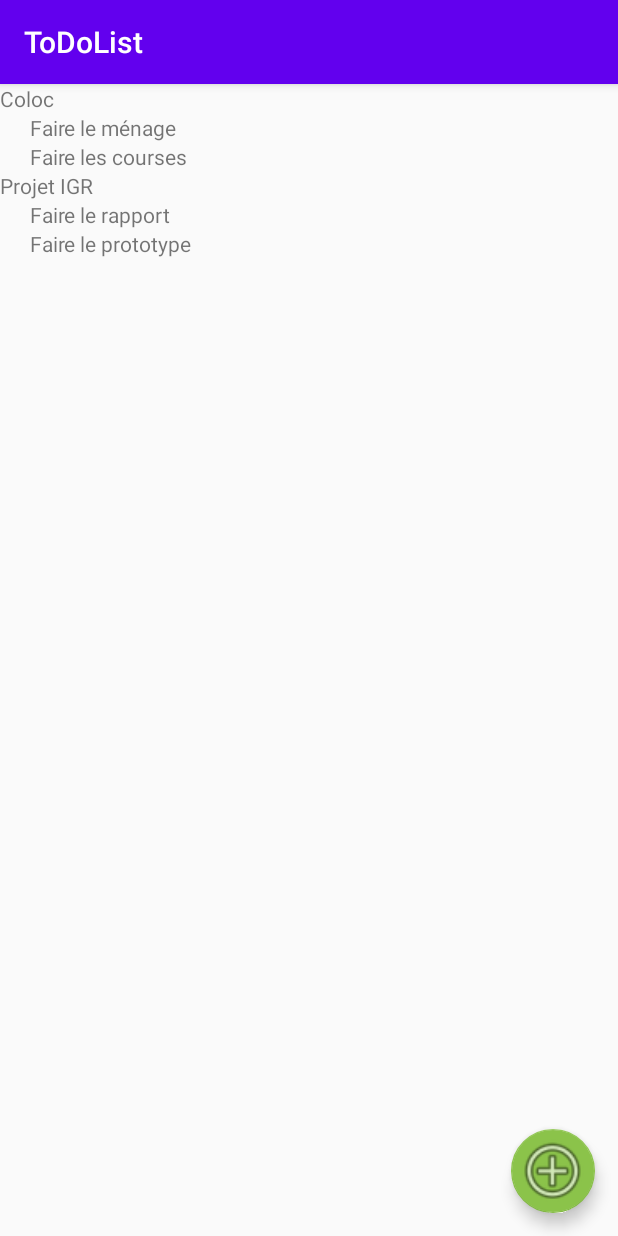
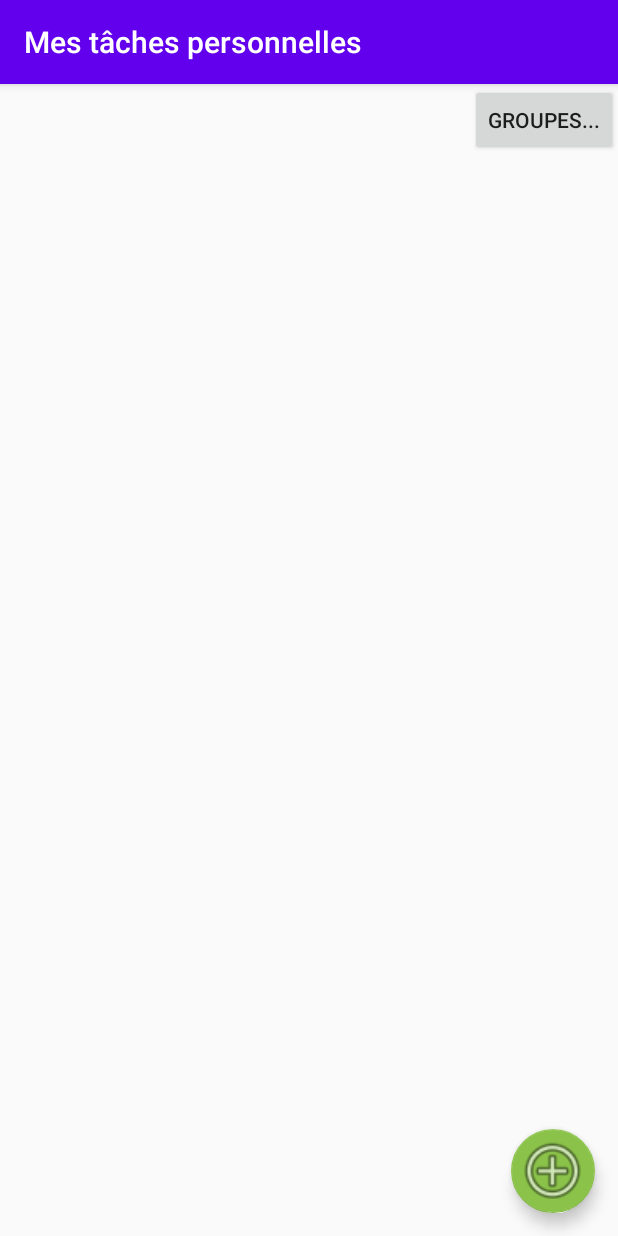
Before and after one commit to ebnnl/ToDoApp-IGR203, an Android app: the screen it shows after launch (MainActivity), on a phone screen of 412 x 824 dp. Run offline under Robolectric (Android 15) with nearby library versions, the light colour scheme and no system bars.

Commit message:
Ajout de la fenêtre pop up pour choisir le groupe à afficher

```diff
--- a/app/src/main/java/com/example/todolist/MainActivity.java
+++ b/app/src/main/java/com/example/todolist/MainActivity.java
@@ -3,11 +3,16 @@ package com.example.todolist;
 import androidx.annotation.RequiresApi;
 import androidx.appcompat.app.AppCompatActivity;
 
+import android.annotation.SuppressLint;
+import android.app.Dialog;
 import android.content.Intent;
 import android.net.LinkAddress;
 import android.os.Build;
 import android.os.Bundle;
+import android.view.Gravity;
 import android.view.View;
+import android.view.Window;
+import android.widget.Button;
 import android.widget.LinearLayout;
 import android.widget.TextView;
 
@@ -20,8 +25,13 @@ public class MainActivity extends AppCompatActivity {
     // Activité principale (tâches individuelles)
 
     private DAOBase dataBase; // Base de données sur laquelle agir
+    private GroupsList groupsList; // Ensemble des groupes
 
     private FloatingActionButton addButton; // Bouton pour ouvrir l'activité de création de tâche
+    private Button chooseGroupButton; // Bouton pour ouvrir le dialogue pour choisir le groupe
+    private Dialog chooseGroupDialog;
+    private LinearLayout tasksLayout; // Layout où sont affichées les tâches
+    private Group groupToSee; // Groupe dont on doit afficher les tâches
 
     @RequiresApi(api = Build.VERSION_CODES.N)
     @Override
@@ -32,7 +42,9 @@ public class MainActivity extends AppCompatActivity {
         // Ouvrir la base de données
         dataBase = new DAOBase(this);
         dataBase.open();
+        this.groupsList = dataBase.getGroupsList();
 
+        // ******************************************************************************
         // Ajout de quelques données à ajouter pour le test. Partie à commenter une fois que
         // le code a été executé une fois (quand c'est fait une fois c'est stocké dans la bdd
         // du device pour de bon)
@@ -61,35 +73,24 @@ public class MainActivity extends AppCompatActivity {
         dataBase.addTask(task2);
         dataBase.addTask(task3);
         dataBase.addTask(task4);
+        // ******************************************************************************
+
+        tasksLayout = findViewById(R.id.activity_main_tasks_layout); // Récupérer le layout où afficher le texte
+        addButton = findViewById(R.id.activity_main_add_button);
+        chooseGroupButton = findViewById(R.id.activity_main_select_group_button);
+        chooseGroupDialog = new Dialog(this);
 
 
-        // Test: afficher la liste des groupes et leurs tâches dans la mainActivity
-        // Donne une idée de comment utiliser la bdd
-
-        LinearLayout linearLayoutTest = findViewById(R.id.activity_main_layout_test); // Récupérer le layout où afficher le texte
-        GroupsList groupsList = dataBase.getGroupsList();
-        List<Group> groups = groupsList.getList();
-        for (int i=0; i<groups.size(); i++){
-            Group group = groups.get(i);
-
-            // Créer le text view avec le nom du groupe et l'ajouter au layout
-            TextView groupNameTextView = new TextView(this);
-            groupNameTextView.setText(group.getName());
-            linearLayoutTest.addView(groupNameTextView);
-
-            List<Task> tasks = group.getTasks();
-            for (int j=0; j<tasks.size(); j++){
-                Task task = tasks.get(j);
-                // Créer le text view avec le nom de la tâche et l'ajouter au layout
-                TextView taskNameTextView = new TextView(this);
-                taskNameTextView.setText("      "+task.getName());
-                linearLayoutTest.addView(taskNameTextView);
-            }
-        }
+        // Initialement, le groupe à afficher est le groupe perso
+        Group groupPerso = new Group("Mes tâches personnelles");
+        groupPerso.addPerson(personMe);
+        dataBase.addGroup(groupPerso);
+        this.groupToSee = groupsList.getGroup("Mes tâches personnelles");
 
 
+        loadContent();
+
         // Configuration addButton
-        addButton = findViewById(R.id.activity_main_add_button);
         addButton.setOnClickListener(new View.OnClickListener(){
             @Override
             public void onClick(View v){
@@ -98,5 +99,60 @@ public class MainActivity extends AppCompatActivity {
                 MainActivity.this.finish();
             }
         });
+
+        // Configuration du bouton pour choisir le groupe
+        chooseGroupButton.setOnClickListener(new View.OnClickListener(){
+            @Override
+            public void onClick(View v){
+                // Afficher les choix dans le dialogue
+                chooseGroupDialog.setContentView(R.layout.pop_up_choose_group);
+                // Afficher un bouton pour chaque groupe
+                List<Group> groups = groupsList.getList();
+                LinearLayout buttonsLayout = chooseGroupDialog.findViewById(R.id.pop_up_choose_group_linear_layout);
+                for (int i=0; i<groups.size(); i++){
+                    final Group group = groups.get(i); // Groupe correspondant au bouton
+                    Button button = new Button(MainActivity.this); // Créer le bouton
+                    button.setText(group.getName());
+                    buttonsLayout.addView(button); // Ajouter le bouton au layout
+                    button.setOnClickListener(new View.OnClickListener(){
+                        @Override
+                        public void onClick(View v){
+                           // Au clic sur le bouton, recharger la mainActivity avec les tâches de ce groupe
+                            groupToSee = group;
+                            loadContent();
+                            chooseGroupDialog.dismiss();
+                        }
+                    });
+                }
+                // Afficher le dialogue en haut à gauche
+                Window window = chooseGroupDialog.getWindow();
+                window.setGravity(Gravity.TOP|Gravity.RIGHT);
+                chooseGroupDialog.show();
+            }
+        });
+    }
+
+    // Fonction pour charger le contenu de l'activity
+    public void loadContent(){
+
+        // Titre de la page
+        this.setTitle(groupToSee.getName());
+
+        // Contenu de tasksLayout
+        // (Vider avant de remplir)
+        tasksLayout.removeAllViews();
+
+        // Test: afficher la liste tâches du groupe concerné
+        // (Donne une idée de comment utiliser la bdd)
+        List<Task> tasks = groupToSee.getTasks();
+        for (int j=0; j<tasks.size(); j++){
+            Task task = tasks.get(j);
+            // Créer le text view avec le nom de la tâche et l'ajouter au layout
+            TextView taskNameTextView = new TextView(this);
+            taskNameTextView.setText("      "+task.getName());
+            tasksLayout.addView(taskNameTextView);
+        }
+
+        // Contenu de personsLayout
     }
 }
--- a/app/src/main/res/layout/activity_main.xml
+++ b/app/src/main/res/layout/activity_main.xml
@@ -12,10 +12,19 @@
         android:layout_width="match_parent"
         android:layout_height="match_parent">
 
+        <Button
+            android:layout_width="wrap_content"
+            android:layout_height="wrap_content"
+            android:text="Groupes..."
+            android:layout_alignParentRight="true"
+            android:id="@+id/activity_main_select_group_button"></Button>
+
+
+
         <LinearLayout
         android:layout_width="wrap_content"
         android:layout_height="wrap_content"
-        android:id="@+id/activity_main_layout_test"
+        android:id="@+id/activity_main_tasks_layout"
         android:orientation="vertical"
         tools:ignore="MissingConstraints"></LinearLayout>
 
```
Also changed, not shown: app/src/main/res/layout/pop_up_choose_group.xml (added, +16 -0 lines).
